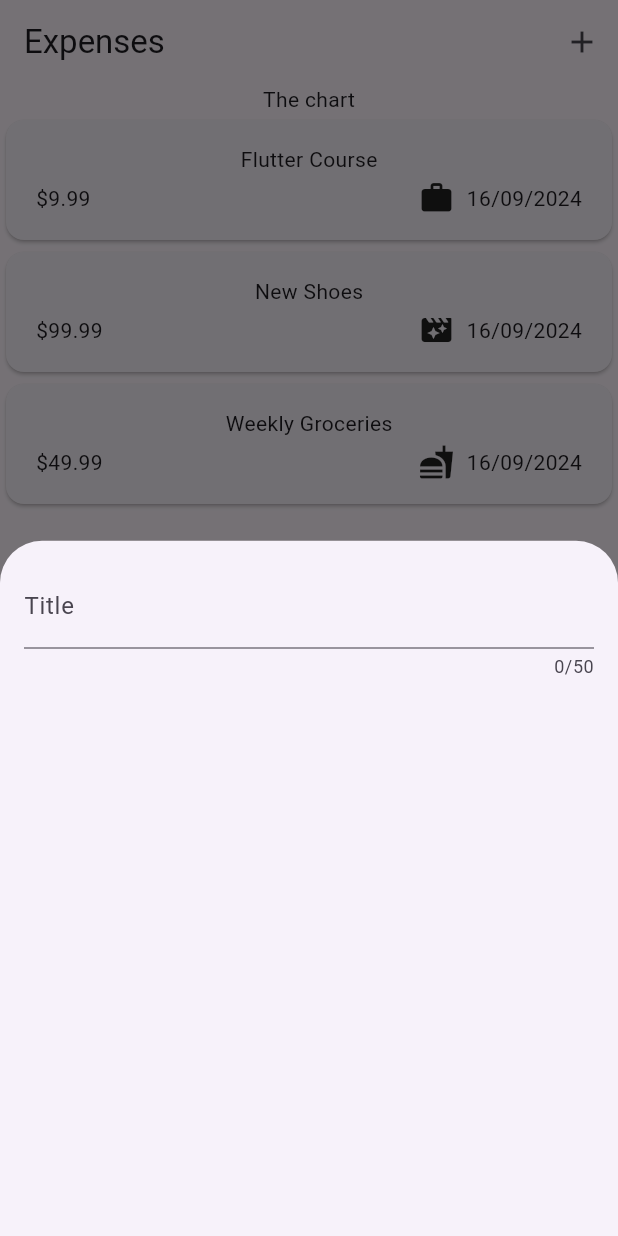
After one commit to HarshaKy/expense_tracker, a Flutter app: the screen it shows after launch, after a tap on the "add" icon, on a phone screen of 412 x 824 dp. The commit adds this screen. Run offline on Flutter 3.47's test engine with Material 3 defaults, Android fonts, the phone set to English and light mode, and no system bars.

Commit message:
modal setup to add expenses

```diff
--- a/lib/widgets/expenses.dart
+++ b/lib/widgets/expenses.dart
@@ -1,5 +1,6 @@
 import 'package:expense_tracker/models/expense.dart';
 import 'package:expense_tracker/widgets/expenses_list/expenses_list.dart';
+import 'package:expense_tracker/widgets/new_expense.dart';
 
 import 'package:flutter/material.dart';
 
@@ -32,9 +33,26 @@ class _ExpensesState extends State<Expenses> {
     ),
   ];
 
+  void _openAddExpenseOverlay() {
+    showModalBottomSheet(
+      context: context,
+      builder: (ctx) => const NewExpense(),
+    );
+  }
+
   @override
   Widget build(context) {
     return Scaffold(
+      appBar: AppBar(
+        title: const Text('Expenses'),
+        actions: [
+          IconButton(
+            icon: const Icon(Icons.add),
+            onPressed: _openAddExpenseOverlay,
+          ),
+        ],
+        // backgroundColor: Theme.of(context).primaryColor,
+      ),
       body: Column(
         children: [
           const Text('The chart'),
--- /dev/null
+++ b/lib/widgets/new_expense.dart
@@ -0,0 +1,29 @@
+import 'package:flutter/material.dart';
+
+class NewExpense extends StatefulWidget {
+  const NewExpense({super.key});
+
+  @override
+  State<NewExpense> createState() => _NewExpenseState();
+}
+
+class _NewExpenseState extends State<NewExpense> {
+  @override
+  Widget build(context) {
+    return const Padding(
+      padding: EdgeInsets.all(16),
+      child: Column(
+        children: [
+          TextField(
+            maxLength: 50,
+            // keyboardType: TextInputType.text,
+            decoration: InputDecoration(
+              // labelText: 'Title',
+              label: Text('Title'),
+            ),
+          ),
+        ],
+      ),
+    );
+  }
+}
```
